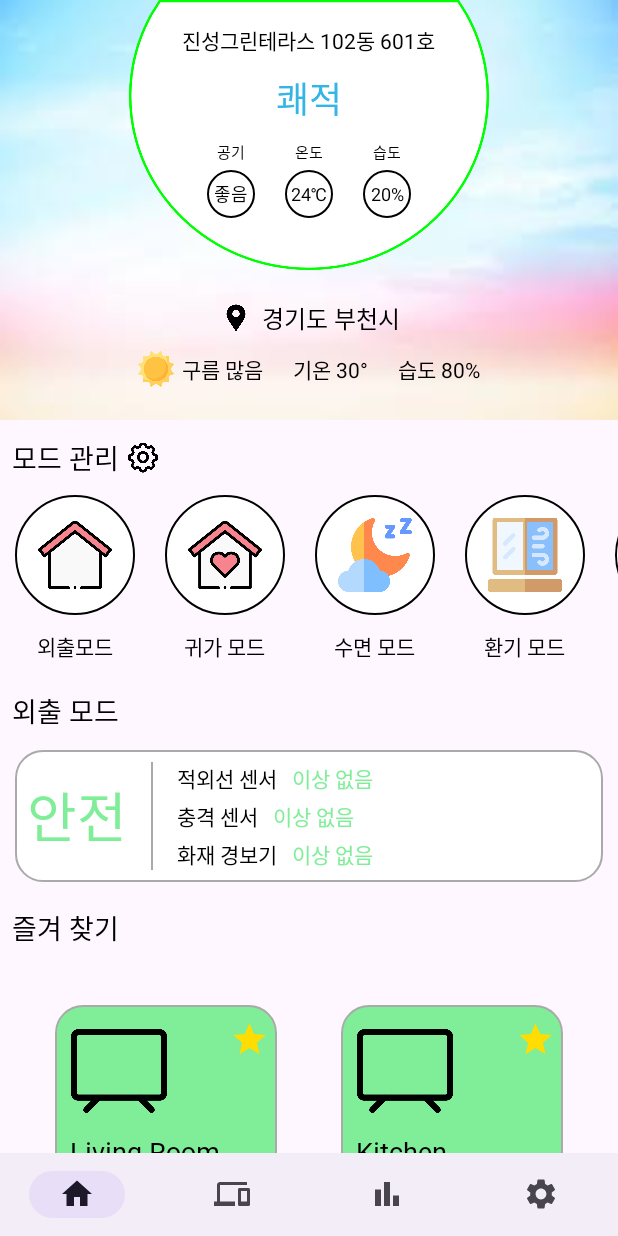
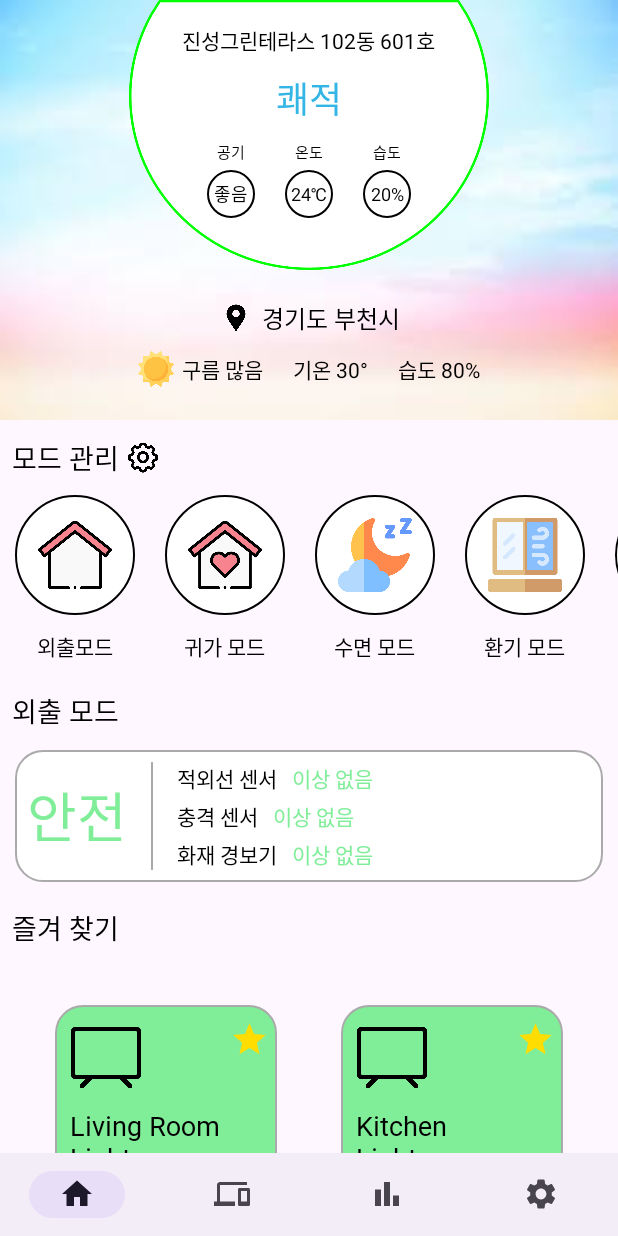
Before and after one commit to Junban397/TtokJip_Project, an Android app: the fragment DeviceManagerView placed in its activity, after a tap on "Living Room Light", on a phone screen of 412 x 824 dp. Run offline under Robolectric (Android 15) with nearby library versions, the phone set to English and light mode, and no system bars; our stand-ins replace data binding; Roboto replaces fonts that are not available here.

Commit message:
no message

```diff
--- a/TtokJip_App/app/src/main/res/layout/item_device_manager.xml
+++ b/TtokJip_App/app/src/main/res/layout/item_device_manager.xml
@@ -18,8 +18,8 @@
 
         <ImageView
             android:id="@+id/device_image"
-            android:layout_width="65dp"
-            android:layout_height="65dp"
+            android:layout_width="48dp"
+            android:layout_height="48dp"
             android:layout_margin="10dp"
             app:layout_constraintStart_toStartOf="parent"
             app:layout_constraintTop_toTopOf="parent" />
```
